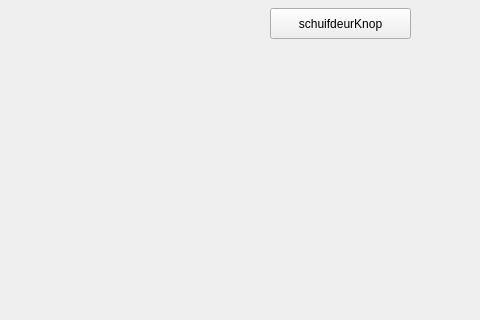
Old version of the form gebouw/mainwindow.ui in the repository TimoStam/AEP; both pictures show x 320 to 800 and y 152 to 472 of the 800 by 600 pixel window.
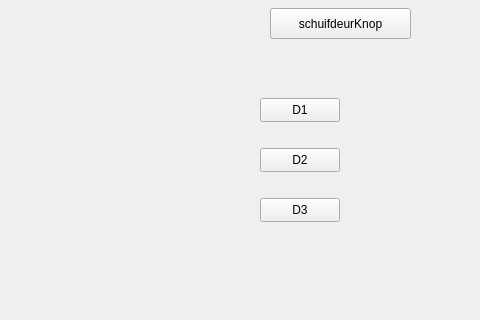
New version of the form.

The edit to the form file:
```diff
--- a/gebouw/mainwindow.ui
+++ b/gebouw/mainwindow.ui
@@ -40,6 +40,45 @@
      <string>schuifdeurKnop</string>
     </property>
    </widget>
+   <widget class="QPushButton" name="D1">
+    <property name="geometry">
+     <rect>
+      <x>580</x>
+      <y>250</y>
+      <width>80</width>
+      <height>24</height>
+     </rect>
+    </property>
+    <property name="text">
+     <string>D1</string>
+    </property>
+   </widget>
+   <widget class="QPushButton" name="D2">
+    <property name="geometry">
+     <rect>
+      <x>580</x>
+      <y>300</y>
+      <width>80</width>
+      <height>24</height>
+     </rect>
+    </property>
+    <property name="text">
+     <string>D2</string>
+    </property>
+   </widget>
+   <widget class="QPushButton" name="D3">
+    <property name="geometry">
+     <rect>
+      <x>580</x>
+      <y>350</y>
+      <width>80</width>
+      <height>24</height>
+     </rect>
+    </property>
+    <property name="text">
+     <string>D3</string>
+    </property>
+   </widget>
   </widget>
   <widget class="QMenuBar" name="menubar">
    <property name="geometry">
```
